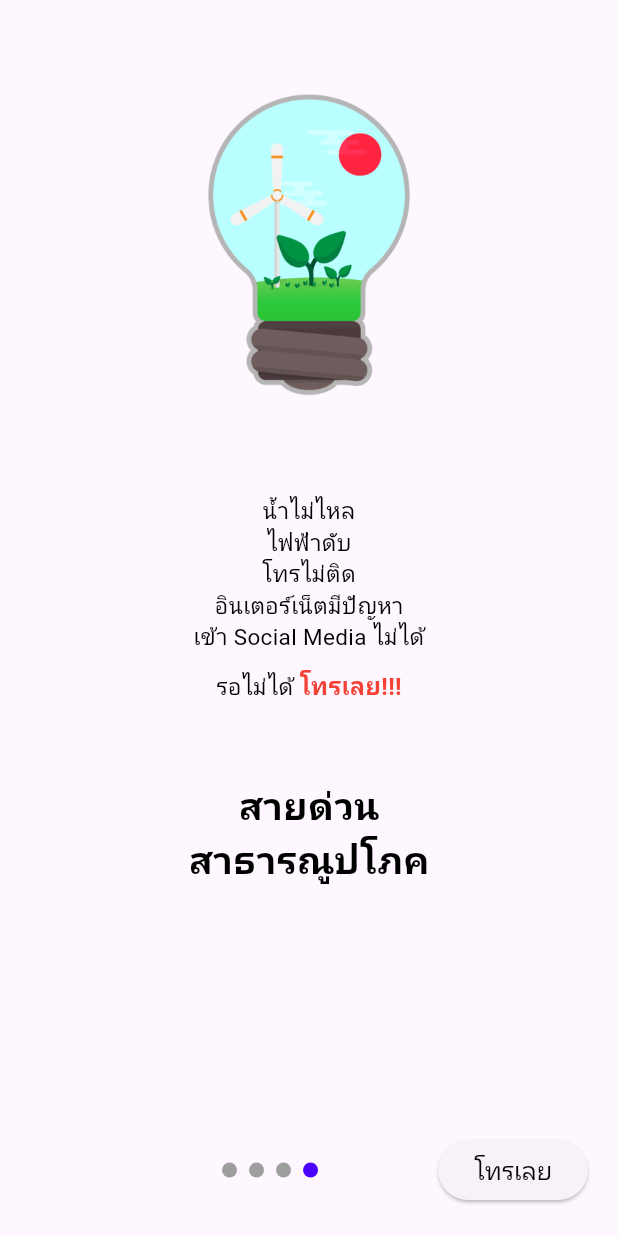
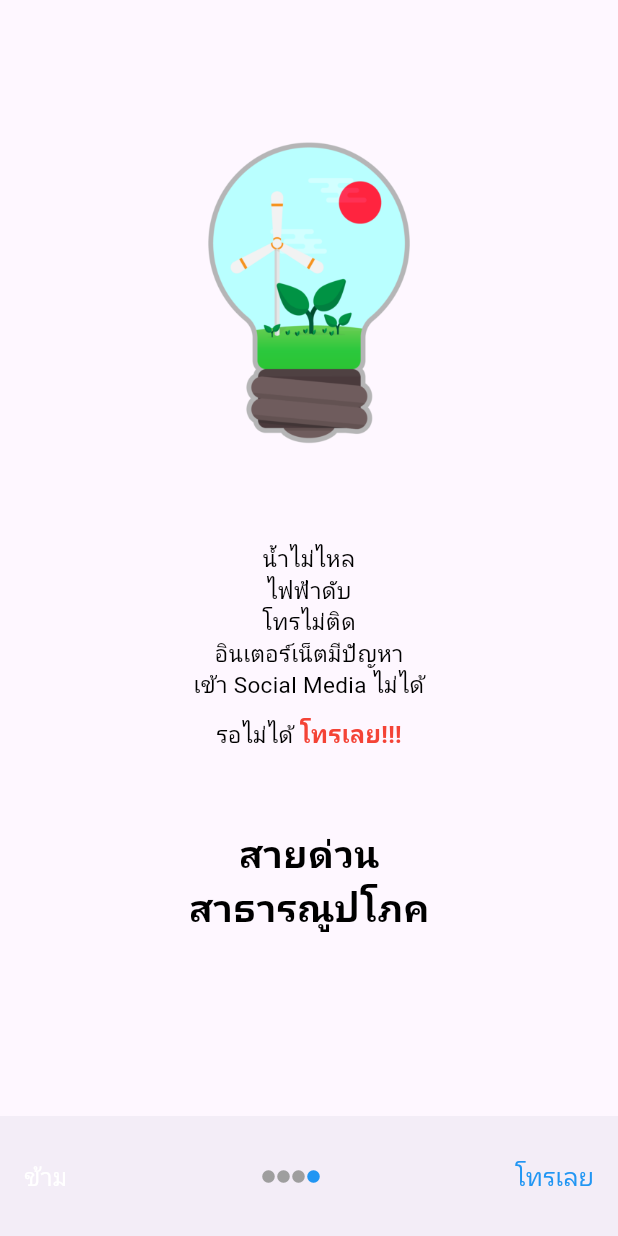
Before and after one commit to JEngHAng/thai_hotline_app, a Flutter app: the screen it shows after launch, after a tap on "ข้าม", on a phone screen of 412 x 824 dp. Run offline on Flutter 3.47's test engine with Material 3 defaults, Android fonts, the phone set to English and light mode, and no system bars; drawn by our look-alikes of smooth_page_indicator; our stand-ins replace google_fonts; Roboto replaces fonts that are missing (Kanit).

Commit message:
แก้เป็น Introduction_srceen พร้อมแก้ทุกอย่างเรียบร้อย

```diff
--- a/lib/views/introduction_call_ui.dart
+++ b/lib/views/introduction_call_ui.dart
@@ -1,113 +1,110 @@
 import 'package:flutter/material.dart';
-import 'package:smooth_page_indicator/smooth_page_indicator.dart';
 import 'package:thai_hotline_app/views/sub_a_intriduction_call_ui.dart';
 import 'package:thai_hotline_app/views/sub_b_intriduction_call_ui.dart';
 import 'package:thai_hotline_app/views/sub_c_intriduction_call_ui.dart';
 import 'package:thai_hotline_app/views/sub_d_intriduction_call_ui.dart';
-import 'package:thai_hotline_app/views/home_ui.dart'; // import หน้า HomeUI
+import 'package:thai_hotline_app/views/home_ui.dart'; // นำเข้า HomeUI()
 
 class IntroductionCallUI extends StatefulWidget {
-  const IntroductionCallUI({super.key});
-
   @override
-  State<IntroductionCallUI> createState() => _IntroductionCallUIState();
+  _IntroductionCallUIState createState() => _IntroductionCallUIState();
 }
 
 class _IntroductionCallUIState extends State<IntroductionCallUI> {
-  final PageController _pageController = PageController();
-  int currentPage = 0;
-
   final List<Widget> pages = [
-    SubAIntriductionCallUI(), // หน้า 1
-    SubBIntriductionCallUI(), // หน้า 2
-    SubCIntriductionCallUI(), // หน้า 3
-    SubDIntriductionCallUI(), // หน้า 4
+    SubAIntroductionCallUI(), // หน้า 1
+    SubBIntroductionCallUI(), // หน้า 2
+    SubCIntroductionCallUI(), // หน้า 3
+    SubDIntroductionCallUI(), // หน้า 4
   ];
 
-  // ฟังก์ชัน "ไปหน้าถัดไป"
-  void nextPage() {
-    if (currentPage < pages.length - 1) {
-      _pageController.nextPage(
-          duration: Duration(milliseconds: 500), curve: Curves.ease);
-    } else {
-      Navigator.pushReplacement(context,
-          MaterialPageRoute(builder: (context) => HomeUI())); // ไปหน้า HomeUI
-    }
-  }
-
-  // ฟังก์ชัน "ข้าม" ไปหน้าสุดท้าย
-  void skipToLastPage() {
-    _pageController.animateToPage(
-      pages.length - 1,
-      duration: Duration(milliseconds: 500),
-      curve: Curves.ease,
-    );
-  }
+  int currentPage = 0;
 
   @override
   Widget build(BuildContext context) {
     return Scaffold(
-      body: Column(
-        children: [
-          Expanded(
-            child: PageView(
-              controller: _pageController,
-              onPageChanged: (index) {
-                setState(() {
-                  currentPage = index;
-                });
-              },
-              children: pages, // แสดงหน้าแต่ละหน้า
+      appBar: AppBar(title: Text("")),
+      body: IndexedStack(
+        index: currentPage,
+        children: pages,
       ),
-          ),
-          Padding(
-            padding: const EdgeInsets.symmetric(horizontal: 20, vertical: 20),
+      bottomNavigationBar: BottomAppBar(
+        child: Padding(
+          padding: const EdgeInsets.symmetric(vertical: 10),
           child: Row(
             mainAxisAlignment: MainAxisAlignment.spaceBetween,
             children: [
-                // แสดงปุ่ม "ข้าม" ถ้ายังไม่ถึงหน้าที่ 4
-                if (currentPage < pages.length - 1)
-                  TextButton(
-                    onPressed: skipToLastPage,
-                    child: Text("ข้าม",
-                        style: TextStyle(fontSize: 16, color: Colors.black)),
+              // ปุ่ม "ข้าม" (ซ้ายสุด) สำหรับหน้าที่ 1-3
+              if (currentPage < 3)
+                GestureDetector(
+                  onTap: () {
+                    setState(() {
+                      currentPage = 3; // ข้ามไปหน้า 4
+                    });
+                  },
+                  child: Text(
+                    "ข้าม",
+                    style: TextStyle(fontSize: 16, color: Colors.blue),
+                  ),
                 )
               else
-                  SizedBox(
-                      width: 48), // ให้มีขนาดเท่ากับปุ่มข้ามเพื่อให้จุดตรงกลาง
-
-                // จุดแสดงสถานะอยู่ตรงกลาง
-                SmoothPageIndicator(
-                  controller: _pageController,
-                  count: pages.length,
-                  effect: WormEffect(
-                    dotHeight: 10,
-                    dotWidth: 10,
-                    activeDotColor: const Color.fromARGB(255, 76, 0, 255),
-                    dotColor: Colors.grey,
-                  ),
+                // ปุ่ม "ข้าม" สีขาวและไม่สามารถกดได้ในหน้า 4
+                Text(
+                  "ข้าม",
+                  style: TextStyle(fontSize: 16, color: Colors.white),
                 ),
 
-                // เปลี่ยนไอคอนเป็น "โทรเลย" ถ้าเป็นหน้าสุดท้าย
-                currentPage == pages.length - 1
-                    ? ElevatedButton(
-                        onPressed: nextPage, // กดแล้วไปหน้า HomeUI
-                        child: Text(
+              // จุด 4 จุด (ตรงกลาง) สำหรับหน้า 1-3
+              if (currentPage != 3)
+                Row(
+                  children: List.generate(4, (index) {
+                    return Icon(
+                      Icons.circle,
+                      size: 10,
+                      color: currentPage == index ? Colors.blue : Colors.grey,
+                    );
+                  }),
+                )
+              else
+                // ถ้าเป็นหน้าที่ 4 ให้จุดอยู่ชิดขวา
+                Row(
+                  mainAxisAlignment: MainAxisAlignment.end, // จุดชิดขวา
+                  children: List.generate(4, (index) {
+                    return Icon(
+                      Icons.circle,
+                      size: 10,
+                      color: currentPage == index ? Colors.blue : Colors.grey,
+                    );
+                  }),
+                ),
+
+              // ปุ่ม "โทรเลย" หรือ ลูกศร (ขวาสุด)
+              GestureDetector(
+                onTap: () {
+                  if (currentPage == 3) {
+                    Navigator.pushReplacement(
+                      context,
+                      MaterialPageRoute(builder: (context) => HomeUI()), // ไปที่หน้า HomeUI
+                    );
+                  } else {
+                    setState(() {
+                      currentPage++; // ไปยังหน้าถัดไป
+                    });
+                  }
+                },
+                child: currentPage == 3
+                    ? Text(
                         "โทรเลย",
-                          style: TextStyle(
-                            fontSize: 16,
-                            color: Colors.black,
+                        style: TextStyle(fontSize: 16, color: Colors.blue),
+                      )
+                    : Icon(
+                        Icons.arrow_forward, // ลูกศร
+                        color: Colors.blue,
                       ),
-                        ),
-                      )
-                    : IconButton(
-                        onPressed: nextPage, // ไปหน้าถัดไป
-                        icon: Icon(Icons.arrow_forward, size: 28),
               ),
             ],
           ),
         ),
-        ],
       ),
     );
   }
--- a/lib/views/sub_d_intriduction_call_ui.dart
+++ b/lib/views/sub_d_intriduction_call_ui.dart
@@ -1,13 +1,13 @@
 import 'package:flutter/material.dart';
 
-class SubDIntriductionCallUI extends StatefulWidget {
-  const SubDIntriductionCallUI({super.key});
+class SubDIntroductionCallUI extends StatefulWidget {
+  const SubDIntroductionCallUI({super.key});
 
   @override
-  State<SubDIntriductionCallUI> createState() => _SubDIntriductionCallUIState();
+  State<SubDIntroductionCallUI> createState() => _SubDIntroductionCallUIState();
 }
 
-class _SubDIntriductionCallUIState extends State<SubDIntriductionCallUI> {
+class _SubDIntroductionCallUIState extends State<SubDIntroductionCallUI> {
 
   @override
   Widget build(BuildContext context) {
```
Also changed, not shown: lib/views/sub_a_intriduction_call_ui.dart (+4 -4 lines), lib/views/sub_b_intriduction_call_ui.dart (+4 -4 lines), lib/views/sub_c_home_ui.dart (+11 -4 lines), lib/views/sub_c_intriduction_call_ui.dart (+4 -4 lines), pubspec.lock. Lines whose indentation alone changed are shown as unchanged.
